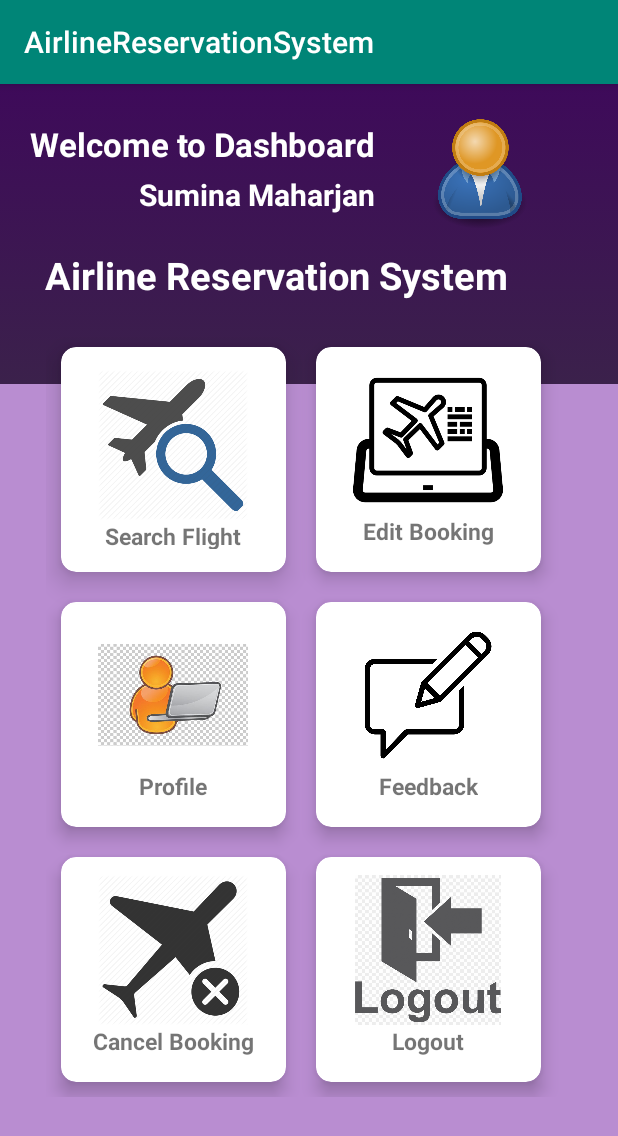
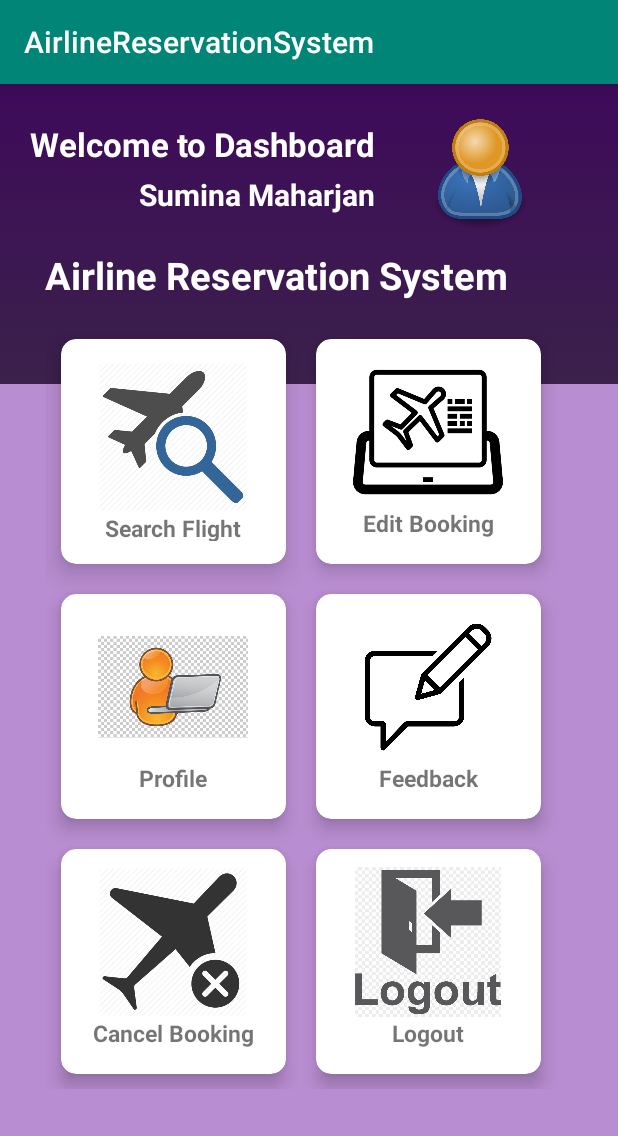
Before and after one commit to maharjansumina/AirlineReservationSystem, an Android app: the DashboardActivity screen opened directly, with no data from a screen before it, on a phone screen of 412 x 824 dp. Shown: the top 1136 px of the screen. Run offline under Robolectric (Android 15) with nearby library versions, the phone set to English and light mode, and no system bars.

Commit message:
Final touch to Dashboard Design.

```diff
--- a/app/src/main/res/layout/activity_dashboard.xml
+++ b/app/src/main/res/layout/activity_dashboard.xml
@@ -71,7 +71,7 @@
             android:layout_width="match_parent"
             android:layout_height="match_parent"
             android:columnCount="2"
-            android:layout_marginTop="-40dp"
+            android:layout_marginTop="-45dp"
             android:padding="5dp"
             android:layout_marginLeft="25dp">
 
```
